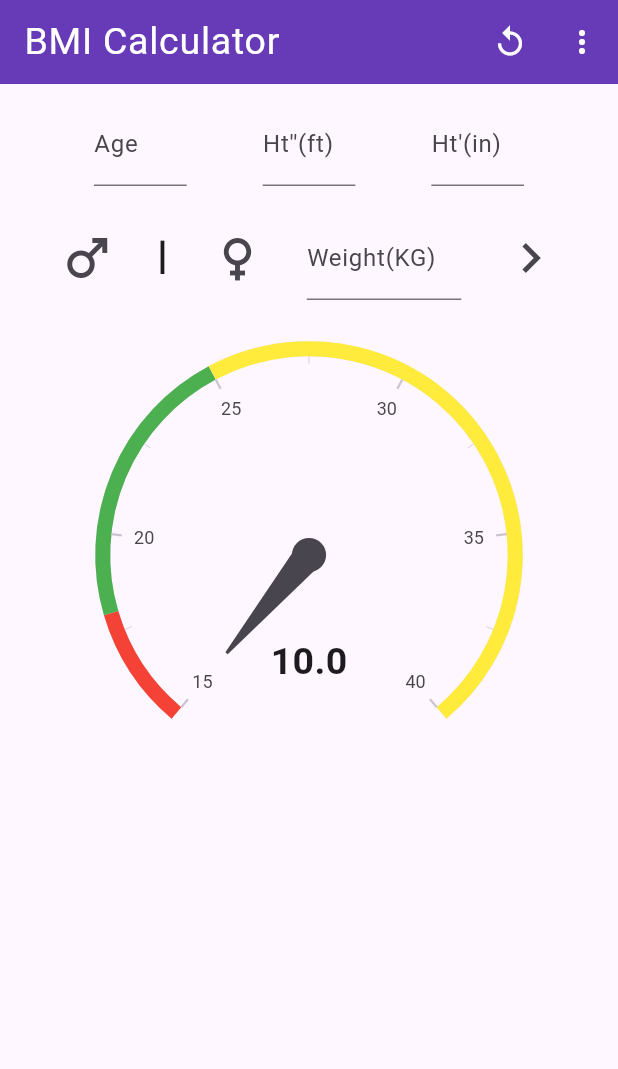
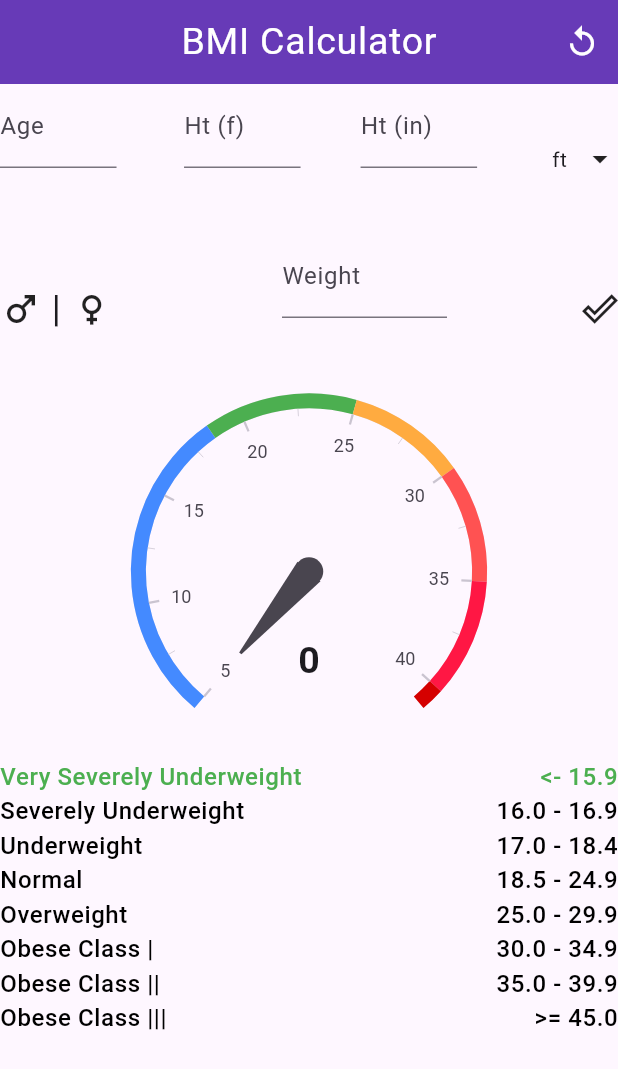
Before and after one commit to nafiurrahmansabbir/BMI_Calculator, a Flutter app: the screen it shows after launch, on a phone screen of 412 x 824 dp. Shown: the top 1069 px of the screen. Run offline on Flutter 3.47's test engine with Material 3 defaults, Android fonts, the phone set to English and light mode, and no system bars; drawn by our look-alikes of syncfusion_flutter_gauges.

```diff
--- /dev/null
+++ b/lib/screens/helper/bmi_chart_helper.dart
@@ -0,0 +1,238 @@
+import 'package:flutter/material.dart';
+
+Column bmiChart(ans) {
+  return Column(
+    crossAxisAlignment: CrossAxisAlignment.start,
+    children: [
+      Row(
+        mainAxisAlignment: MainAxisAlignment.start,
+        children: [
+          Text(
+            'Very Severely Underweight',
+            style: TextStyle(
+                fontSize: 16,
+                fontWeight: FontWeight.w500,
+                color: (ans?.toDouble() ?? 0) <= 15.9
+                    ? Colors.green
+                    : Colors.black,
+                letterSpacing: 0.4
+            ),
+          ),
+          const Spacer(),
+          Text(
+            '<- 15.9',
+            style: TextStyle(
+                fontSize: 16,
+                fontWeight: FontWeight.w500,
+                color: (ans?.toDouble() ?? 0) <= 15.9
+                    ? Colors.green
+                    : Colors.black,
+                letterSpacing: 0.4
+            ),
+          ),
+        ],
+      ),
+      Row(
+        mainAxisAlignment: MainAxisAlignment.spaceBetween,
+        children: [
+          Text(
+            'Severely Underweight',
+            style: TextStyle(
+                fontSize: 16,
+                fontWeight: FontWeight.w500,
+                color: ((ans?.toDouble() ?? 0) >= 16.0 &&
+                    (ans?.toDouble() ?? 0) <= 16.9)
+                    ? Colors.green
+                    : Colors.black,
+                letterSpacing: 0.4
+            ),
+          ),
+          Text(
+            '16.0 - 16.9',
+            style: TextStyle(
+                fontSize: 16,
+                fontWeight: FontWeight.w500,
+                color: ((ans?.toDouble() ?? 0) >= 16.0 &&
+                    (ans?.toDouble() ?? 0) <= 16.9)
+                    ? Colors.green
+                    : Colors.black,
+                letterSpacing: 0.4
+            ),
+          ),
+        ],
+      ),
+      Row(
+        mainAxisAlignment: MainAxisAlignment.spaceBetween,
+        children: [
+          Text(
+            'Underweight',
+            style: TextStyle(
+                fontSize: 16,
+                fontWeight: FontWeight.w500,
+                color: ((ans?.toDouble() ?? 0) >= 17.0 &&
+                    (ans?.toDouble() ?? 0) <= 18.4)
+                    ? Colors.green
+                    : Colors.black,
+                letterSpacing: 0.4
+            ),
+          ),
+          Text(
+            '17.0 - 18.4',
+            style: TextStyle(
+                fontSize: 16,
+                fontWeight: FontWeight.w500,
+                color: ((ans?.toDouble() ?? 0) >= 17.0 &&
+                    (ans?.toDouble() ?? 0) <= 18.4)
+                    ? Colors.green
+                    : Colors.black,
+                letterSpacing: 0.4
+            ),
+          ),
+        ],
+      ),
+      Row(
+        mainAxisAlignment: MainAxisAlignment.spaceBetween,
+        children: [
+          Text(
+            'Normal',
+            style: TextStyle(
+                fontSize: 16,
+                fontWeight: FontWeight.w500,
+                color: ((ans?.toDouble() ?? 0) >= 18.5 &&
+                    (ans?.toDouble() ?? 0) <= 24.9)
+                    ? Colors.green
+                    : Colors.black,
+                letterSpacing: 0.4
+            ),
+          ),
+          Text(
+            '18.5 - 24.9',
+            style: TextStyle(
+                fontSize: 16,
+                fontWeight: FontWeight.w500,
+                color: ((ans?.toDouble() ?? 0) >= 18.5 &&
+                    (ans?.toDouble() ?? 0) <= 24.9)
+                    ? Colors.green
+                    : Colors.black,
+                letterSpacing: 0.4
+            ),
+          ),
+        ],
+      ),
+      Row(
+        mainAxisAlignment: MainAxisAlignment.spaceBetween,
+        children: [
+          Text(
+            'Overweight',
+            style: TextStyle(
+                fontSize: 16,
+                fontWeight: FontWeight.w500,
+                color: ((ans?.toDouble() ?? 0) >= 25.0 &&
+                    (ans?.toDouble() ?? 0) <= 29.9)
+                    ? Colors.green
+                    : Colors.black,
+                letterSpacing: 0.4
+            ),
+          ),
+          Text(
+            '25.0 - 29.9',
+            style: TextStyle(
+                fontSize: 16,
+                fontWeight: FontWeight.w500,
+                color: ((ans?.toDouble() ?? 0) >= 25.0 &&
+                    (ans?.toDouble() ?? 0) <= 29.9)
+                    ? Colors.green
+                    : Colors.black,
+                letterSpacing: 0.4
+            ),
+          ),
+        ],
+      ),
+      Row(
+        mainAxisAlignment: MainAxisAlignment.spaceBetween,
+        children: [
+          Text(
+            'Obese Class |',
+            style: TextStyle(
+                fontSize: 16,
+                fontWeight: FontWeight.w500,
+                color: ((ans?.toDouble() ?? 0) >= 30.0 &&
+                    (ans?.toDouble() ?? 0) <= 34.9)
+                    ? Colors.green
+                    : Colors.black,
+                letterSpacing: 0.4
+            ),
+          ),
+          Text(
+            '30.0 - 34.9',
+            style: TextStyle(
+                fontSize: 16,
+                fontWeight: FontWeight.w500,
+                color: ((ans?.toDouble() ?? 0) >= 30.0 &&
+                    (ans?.toDouble() ?? 0) <= 34.9)
+                    ? Colors.green
+                    : Colors.black,
+                letterSpacing: 0.4
+            ),
+          ),
+        ],
+      ),
+      Row(
+        mainAxisAlignment: MainAxisAlignment.spaceBetween,
+        children: [
+          Text(
+            'Obese Class ||',
+            style: TextStyle(
+                fontSize: 16,
+                fontWeight: FontWeight.w500,
+                color: ((ans?.toDouble() ?? 0) >= 35.0 &&
+                    (ans?.toDouble() ?? 0) <= 39.9)
+                    ? Colors.green
+                    : Colors.black,
+                letterSpacing: 0.4
+            ),
+          ),
+          Text(
+            '35.0 - 39.9',
+            style: TextStyle(
+                fontSize: 16,
+                fontWeight: FontWeight.w500,
+                color: ((ans?.toDouble() ?? 0) >= 35.0 &&
+                    (ans?.toDouble() ?? 0) <= 39.9)
+                    ? Colors.green
+                    : Colors.black,
+                letterSpacing: 0.4
+            ),
+          ),
+        ],
+      ),
+      Row(
+        mainAxisAlignment: MainAxisAlignment.spaceBetween,
+        children: [
+          Text(
+            'Obese Class |||',
+            style: TextStyle(
+                fontSize: 16,
+                fontWeight: FontWeight.w500,
+                color: (ans?.toDouble() ?? 0) >= 45.0
+                    ? Colors.green
+                    : Colors.black,
+                letterSpacing: 0.4
+            ),
+          ),
+          Text(
+            '>= 45.0',
+            style: TextStyle(
+                fontSize: 16,
+                fontWeight: FontWeight.w500,
+                color: (ans?.toDouble() ?? 0) >= 45.0
+                    ? Colors.green
+                    : Colors.black,
+                letterSpacing: 0.4
+            ),
+          )
+        ],
+      ),
+    ],
+  );
+}
--- /dev/null
+++ b/lib/screens/helper/bmi_meter_helper.dart
@@ -0,0 +1,60 @@
+import 'package:flutter/material.dart';
+import 'package:syncfusion_flutter_gauges/gauges.dart';
+
+SizedBox bmiMeter(double? ans) {
+  return SizedBox(
+    height: 250,
+    width: 300,
+    child: SfRadialGauge(
+      axes: <RadialAxis>[
+        RadialAxis(
+          minimum: 5.0,
+          maximum: 41,
+          ranges: <GaugeRange>[
+            GaugeRange(
+                startValue: 0.0,
+                endValue: 18.5,
+                color: Colors.blueAccent),
+            GaugeRange(
+                startValue: 18.5,
+                endValue: 25,
+                color: Colors.green),
+            GaugeRange(
+                startValue: 25.0,
+                endValue: 30,
+                color: Colors.orangeAccent),
+            GaugeRange(
+                startValue: 30,
+                endValue: 35,
+                color: Colors.redAccent.shade200),
+            GaugeRange(
+                startValue: 35,
+                endValue: 40,
+                color: Colors.redAccent.shade400),
+            GaugeRange(
+                startValue: 40,
+                endValue: 50,
+                color: Colors.redAccent.shade700),
+
+          ],
+          pointers: <GaugePointer>[
+            NeedlePointer(value: ans?.toDouble() ?? 0)
+          ],
+          annotations: <GaugeAnnotation>[
+            GaugeAnnotation(
+              widget: Text(
+                ans?.toStringAsFixed(1) ?? '0',
+                style: const TextStyle(
+                  fontSize: 25,
+                  fontWeight: FontWeight.bold,
+                ),
+              ),
+              angle: 90,
+              positionFactor: 0.5,
+            )
+          ],
+        ),
+      ],
+    ),
+  );
+}
--- a/lib/screens/home.dart
+++ b/lib/screens/home.dart
@@ -1,6 +1,10 @@
+import 'package:bmi_calculator/screens/widgets/input_details_wigets.dart';
 import 'package:flutter/cupertino.dart';
 import 'package:flutter/material.dart';
-import 'package:syncfusion_flutter_gauges/gauges.dart';
+// import 'package:syncfusion_flutter_gauges/gauges.dart';
+
+import 'helper/bmi_chart_helper.dart';
+import 'helper/bmi_meter_helper.dart';
 
 class HomeScreen extends StatefulWidget {
   const HomeScreen({super.key});
@@ -11,16 +15,22 @@ class HomeScreen extends StatefulWidget {
 
 class _HomeScreenState extends State<HomeScreen> {
 
+  TextEditingController ageController = TextEditingController();
+  TextEditingController feetController = TextEditingController();
+  TextEditingController inchController = TextEditingController();
+  TextEditingController weightController = TextEditingController();
+  TextEditingController controller5 = TextEditingController();
+  double? ans;
+  double? lb;
+  bool changeMaleGenderColor = false;
+  bool changeFemaleGenderColor = false;
+
   @override
   Widget build(BuildContext context) {
 
-    // double screenHeight=MediaQuery.of(context).size.height;
-    double screenWidth=MediaQuery.of(context).size.width;
 
-    double SizeBoxWidth=screenWidth*0.15;
     return Scaffold(
       appBar: AppBar(
-        // toolbarHeight: 60,
         backgroundColor: Colors.deepPurple,
         title: Text("BMI Calculator",style: TextStyle(
             fontSize: 25,
@@ -28,139 +38,151 @@ class _HomeScreenState extends State<HomeScreen> {
             letterSpacing: 0.5,
             color: Colors.white
         ),),
+        centerTitle: true,
         actions: [
           IconButton(
               color: Colors.white,
-
-              // iconSize: 30,
-              onPressed: (){}, icon: Icon(Icons.replay)),
-          IconButton(
-              color: Colors.white,
-              // iconSize: 30,
               onPressed: (){
-              }, icon: Icon(Icons.more_vert))
+                dispose1();
+              }, icon: Icon(Icons.replay)),
         ],
       ),
       body: SingleChildScrollView(
-        child: Padding(
-          padding: const EdgeInsets.all(12.0),
         child: Column(
+          children: [
+            inputArea(),
+            bmiChart(ans),
 
+          ],
+        ),
+      ),
+    );
+  }
+  Widget inputArea() {
+    return Column(
       children: [
         Row(
-                mainAxisAlignment: MainAxisAlignment.spaceEvenly,
+          mainAxisAlignment: MainAxisAlignment.start,
           children: [
-
-
+            Expanded(
+                child: InputDetails(
+                  ageController: ageController,
+                  labelText: 'Age',
+                )),
+            const SizedBox(
+              width: 45,
+            ),
+            Expanded(
+                child: InputDetails(
+                    ageController: feetController, labelText: "Ht (f)")),
+            const SizedBox(
+              width: 40,
+            ),
+            Expanded(
+                child: InputDetails(
+                    ageController: inchController, labelText: "Ht (in)")),
+            const SizedBox(
+              width: 50,
+            ),
+            const Text('ft'),
+            const SizedBox(
+              width: 10,
+            ),
+            InkWell(
+                onTap: () {}, child: const Icon(Icons.arrow_drop_down_outlined))
+          ],
+        ),
+        Row(
+          mainAxisAlignment: MainAxisAlignment.start,
+          children: [
+            Expanded(
+              child: Row(
+                children: [
                   SizedBox(
-                    width: SizeBoxWidth,
-                    child: TextFormField(
-                      decoration: InputDecoration(
-                          labelText: 'Age'
+                    height: 100,
+                    child: InkWell(
+                      onTap: () {
+                        changeMaleGenderColor = true;
+                        changeFemaleGenderColor = false;
+                        setState(() {});
+                      },
+                      child: Icon(
+                        Icons.male,
+                        color:
+                        changeMaleGenderColor == true ? Colors.green : null,
+                        size: 28,
                       ),
                     ),
                   ),
-                  SizedBox(
-                    width: SizeBoxWidth,
-                    child: TextFormField(
-                      decoration: InputDecoration(
-                          labelText: 'Ht\'\'(ft)'
-                      ),
-                    ),
+                  const Text(
+                    ' | ',
+                    style: TextStyle(fontSize: 25),
                   ),
                   SizedBox(
-                    width: SizeBoxWidth,
-                    child: TextFormField(
-                      decoration: InputDecoration(
-                          labelText: 'Ht\'(in)'
-                      ),
+                    height: 100,
+                    child: InkWell(
+                      onTap: () {
+                        changeFemaleGenderColor = true;
+                        changeMaleGenderColor = false;
+                        setState(() {});
+                      },
+                      child: Icon(Icons.female,
+                          color: changeFemaleGenderColor == true
+                              ? Colors.green
+                              : null,
+                          size: 28),
                     ),
                   ),
                 ],
               ),
-              SizedBox(height: 20,),
-              Row(
-                mainAxisAlignment: MainAxisAlignment.spaceEvenly,
-                children: [
-                  IconButton(onPressed: (){}, icon: Icon(Icons.male,size: 40,)),
-                  Text("l",style: TextStyle(fontSize: 30),),
-                  IconButton(onPressed: (){}, icon: Icon(Icons.female,size: 40,)),
-                  // SizedBox(width: 20,),
+            ),
+            const SizedBox(
+              width: 15,
+            ),
             SizedBox(
-                    width: screenWidth*0.25,
+              height: 100,
+              width: 110,
               child: TextFormField(
-                      decoration: InputDecoration(
-                          labelText: 'Weight(KG)'
+                controller: weightController,
+                decoration: const InputDecoration(
+                  labelText: "Weight",
                 ),
               ),
             ),
-                  IconButton(onPressed: (){}, icon: Icon(Icons.navigate_next_sharp,size: 40,))
+            const SizedBox(
+              width: 90,
+            ),
+            // const Text('wt  '),
+            InkWell(
+              onTap: () {
+                bmiCalculation();
+              },
+              child: const Icon(Icons.done_outline_sharp),
+            )
           ],
         ),
-              SizedBox(height: 20,),
-              Row(
-                mainAxisAlignment: MainAxisAlignment.center,
-                children: [
-                  SizedBox(
-                    height: 300,
-                    child: SfRadialGauge(
-                        axes: <RadialAxis>[
-                          RadialAxis(minimum: 15, maximum: 40,
-                              ranges: <GaugeRange>[
-                                GaugeRange(startValue: 15, endValue: 18, color:Colors.red),
-                                GaugeRange(startValue: 18,endValue: 25,color: Colors.green),
-                                GaugeRange(startValue: 25,endValue: 40,color: Colors.yellow)],
-                              pointers: <GaugePointer>[
-                                NeedlePointer(value: 10)],
-                              annotations: <GaugeAnnotation>[
-                                GaugeAnnotation(widget: Container(child:
-                                Text('10.0',style: TextStyle(fontSize: 25,fontWeight: FontWeight.bold))),
-                                    angle: 90, positionFactor: 0.5
-                                )]
-                          )]),
-                  ),
+        bmiMeter(ans),
       ],
-              ),
-
-            ],
-          ),
-        ),
-      )
     );
   }
 
+  void bmiCalculation() {
+    double? wt = double.tryParse(weightController.text) ?? 0;
+    double? ft = double.tryParse(feetController.text) ?? 0;
+    double? inch = double.tryParse(inchController.text) ?? 0;
+
+    double? meter = (ft * 12 + inch) * 0.0254;
+    ans = wt / (meter * meter);
+    setState(() {});
+  }
+
+  void dispose1() {
+    // super.dispose();
+    ageController.clear();
+    feetController.clear();
+    inchController.clear();
+    weightController.clear();
+  }
 
 
-
-
-
-
-// Widget _genderSelector(){
-//   return Container(
-//     child: Row(
-//       mainAxisSize: MainAxisSize.max,
-//       mainAxisAlignment: MainAxisAlignment.spaceEvenly,
-//       children: [
-//         Column(
-//           children: [
-//             IconButton(
-//               iconSize: 60,
-//                 onPressed: (){
-//                 setState(() {
-//                   _selectGender=0;
-//                 });
-//                 },
-//                 icon: Icon(Icons.male,
-//                   color: _selectGender==0?Theme.of(context).colorScheme.primary:Colors.red,
-//                 ),
-//             ),
-//             const Text("Male",style: TextStyle(
-//               fontSize: 18
-//             ),)
-//           ],
-//         ),
-//       ],
-//     ),
-//   );
-// }
 }
--- /dev/null
+++ b/lib/screens/widgets/input_details_wigets.dart
@@ -0,0 +1,27 @@
+import 'package:flutter/material.dart';
+
+class InputDetails extends StatelessWidget {
+  const InputDetails({
+    super.key,
+    required this.ageController,
+    required this.labelText,
+  });
+
+  final TextEditingController ageController;
+  final String? labelText;
+
+  @override
+  Widget build(BuildContext context) {
+    return SizedBox(
+      height: 100,
+      width: 50,
+      child: TextFormField(
+        keyboardType: TextInputType.number,
+        controller: ageController,
+        decoration: InputDecoration(
+          labelText: labelText,
+        ),
+      ),
+    );
+  }
+}
```
Lines whose indentation alone changed are shown as unchanged.
